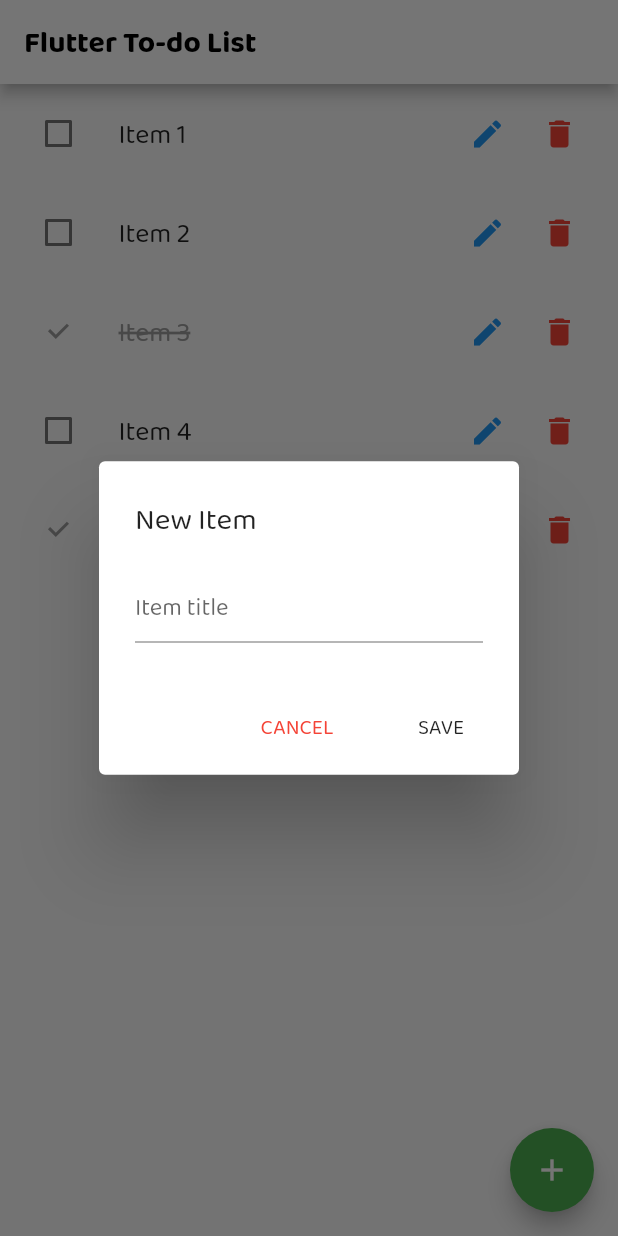
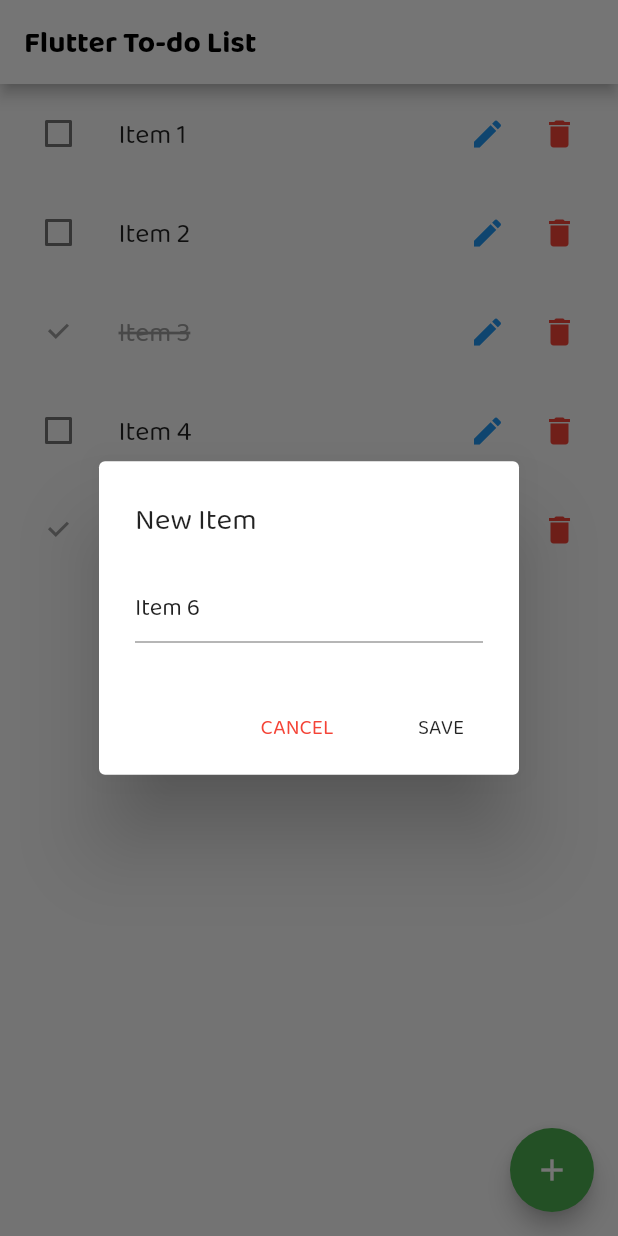
Before and after one commit to lickorice/flutter-todo-list, a Flutter app: the TodoList screen opened by its route, after a tap on the "add" icon, on a phone screen of 412 x 824 dp. Run offline on Flutter 3.47's test engine with Material 2 defaults, Android fonts, the phone set to English and light mode, and no system bars.

Commit message:
Add default item title when adding a TodoListItem

```diff
--- a/lib/widgets/TodoList/TodoList.dart
+++ b/lib/widgets/TodoList/TodoList.dart
@@ -38,10 +38,8 @@ class _TodoListState extends State<TodoList> {
     // This function adds a new instance of TodoListItemData to the _todoListItems
     // list named 'Item X'.
     setState(() {
-      this._todoListItems.add(TodoListItemData(
-          itemTitle,
-          false,
-          this._removeTodoListItemData));
+      this._todoListItems.add(
+          TodoListItemData(itemTitle, false, this._removeTodoListItemData));
     });
   }
 
@@ -51,6 +49,10 @@ class _TodoListState extends State<TodoList> {
     setState(() {
       this._todoListItems.remove(item);
     });
+  }
+
+  String _getNextItemTitle() {
+    return "Item " + (this._todoListItems.length + 1).toString();
   }
 
   Widget _buildTodoList() {
@@ -96,6 +98,7 @@ class _TodoListState extends State<TodoList> {
           // A TextEditingController for editing the itemTitle of our to-do list:
           TextEditingController itemTitleController =
               new TextEditingController();
+          itemTitleController.text = _getNextItemTitle();
           showDialog(
             context: context,
             child: AlertDialog(
```
